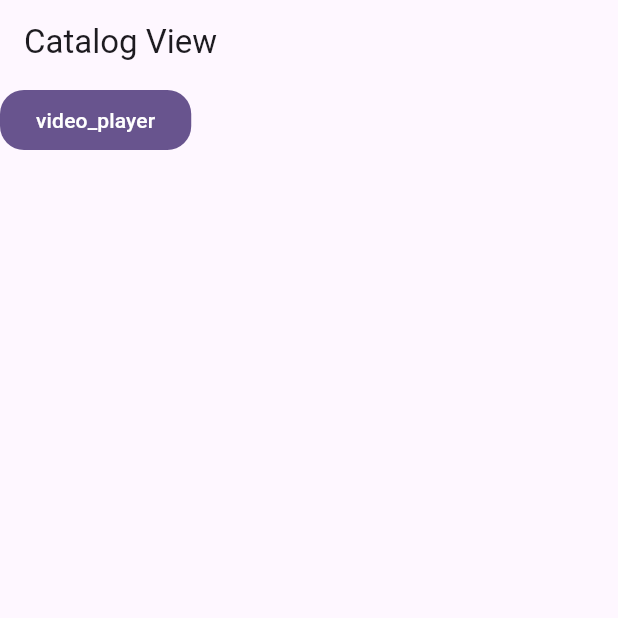
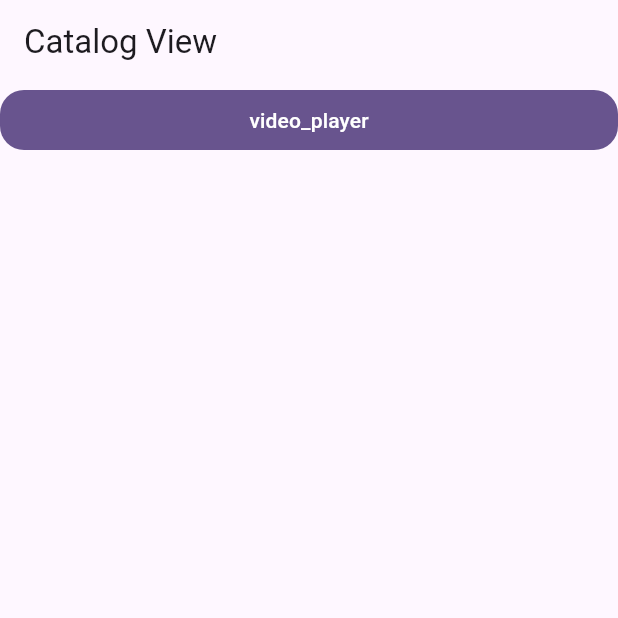
Before and after one commit to h-hiwatashi/flutter_catalog, a Flutter app: the screen it shows after launch, on a phone screen of 412 x 824 dp, the top half of it. Run offline on Flutter 3.47's test engine with Material 3 defaults, Android fonts, the phone set to English and light mode, and no system bars; our stand-ins replace flutter_hooks, go_router, hooks_riverpod, video_player.

Commit message:
CatalogViewのボディをColumnからListViewに変更し、SafeAreaでラップしました

```diff
--- a/lib/views/catalog_view.dart
+++ b/lib/views/catalog_view.dart
@@ -6,11 +6,12 @@ class CatalogView extends StatelessWidget {
 
   @override
   Widget build(BuildContext context) {
-    return Scaffold(
+    return SafeArea(
+      child: Scaffold(
         appBar: AppBar(
           title: Text('Catalog View'),
         ),
-      body: Column(
+        body: ListView(
           children: [
             FilledButton(
               onPressed: () {
@@ -25,6 +26,7 @@ class CatalogView extends StatelessWidget {
             ),
           ],
         ),
+      ),
     );
   }
 }
```
Lines whose indentation alone changed are shown as unchanged.
